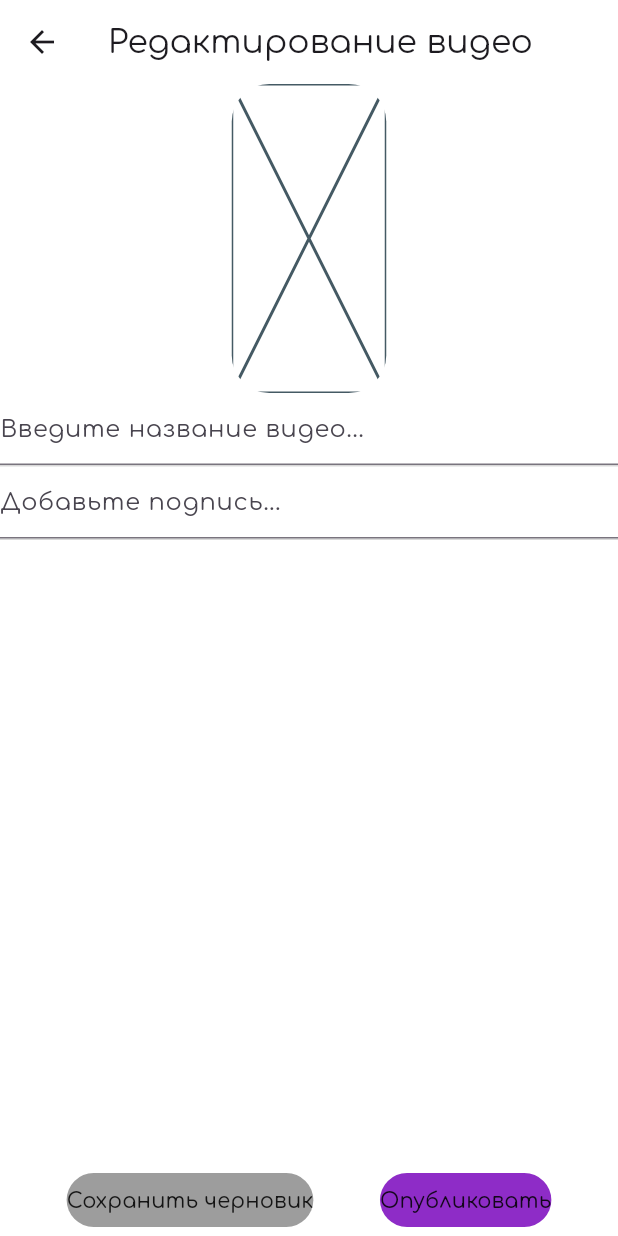
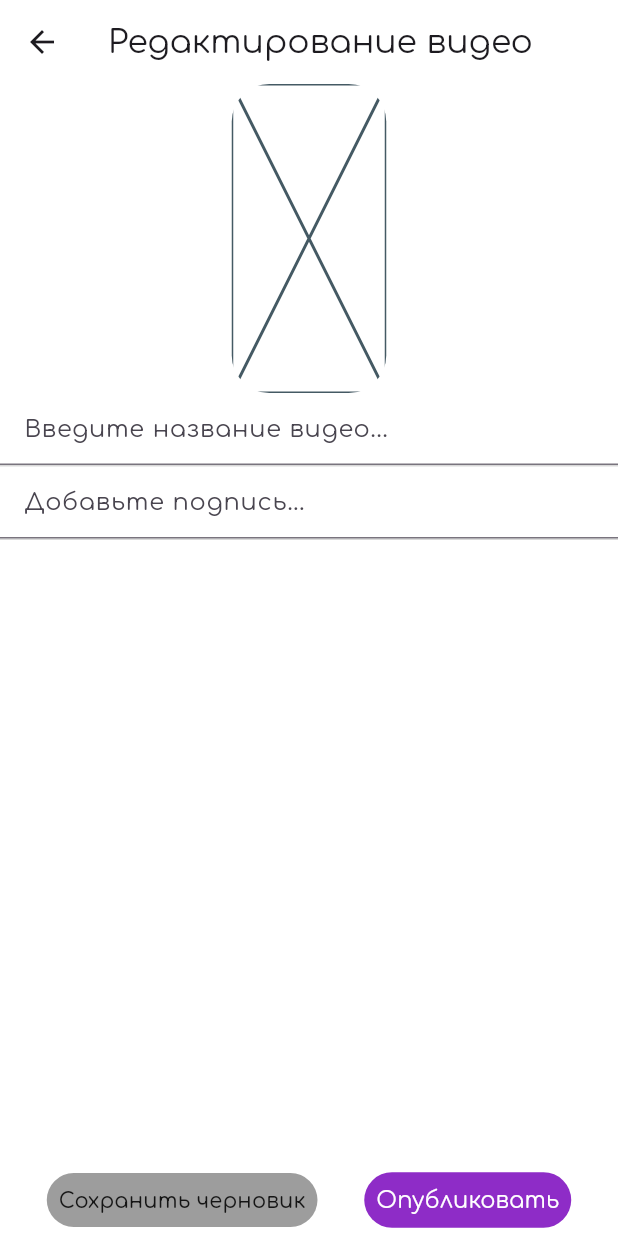
Before and after one commit to G3nD4/studies-mobile, a Flutter app: the RedactVideoScreen screen opened directly with empty values, on a phone screen of 412 x 824 dp. Run offline on Flutter 3.47's test engine with Material 3 defaults, Android fonts, the phone set to English and light mode, and no system bars; our stand-ins replace bloc, cached_network_image, device_info_plus, dio, easy_debounce, flutter_bloc and 4 more; accounts and stored records are empty; network calls fail.

```diff
--- a/lib/ui/redact_media/redact_video/redact_video_screen.dart
+++ b/lib/ui/redact_media/redact_video/redact_video_screen.dart
@@ -22,7 +22,9 @@ class _RedactVideoScreenState extends State<RedactVideoScreen> {
   String get saveButtonText =>
       widget.type == EditType.edit ? 'Сохранить' : 'Опубликовать';
 
-  String get appBarTitle => widget.type == EditType.edit ? 'Новое видео (предпросмотр)' : 'Редактирование видео';
+  String get appBarTitle => widget.type == EditType.edit
+      ? 'Новое видео (предпросмотр)'
+      : 'Редактирование видео';
 
   @override
   Widget build(BuildContext context) {
@@ -53,7 +55,9 @@ class _RedactVideoScreenState extends State<RedactVideoScreen> {
                     widget.editMediaData.title = value;
                   },
                   decoration: const InputDecoration(
-                      hintText: 'Введите название видео...'),
+                    hintText: 'Введите название видео...',
+                    contentPadding: EdgeInsets.symmetric(horizontal: 16.0),
+                  ),
                 ),
               ),
               AppInputDecorations.underline(
@@ -61,8 +65,10 @@ class _RedactVideoScreenState extends State<RedactVideoScreen> {
                   onChanged: (value) {
                     widget.editMediaData.description = value;
                   },
-                  decoration:
-                      const InputDecoration(hintText: 'Добавьте подпись...'),
+                  decoration: const InputDecoration(
+                    hintText: 'Добавьте подпись...',
+                    contentPadding: EdgeInsets.symmetric(horizontal: 16.0),
+                  ),
                 ),
               ),
             ],
@@ -74,14 +80,24 @@ class _RedactVideoScreenState extends State<RedactVideoScreen> {
               AppButtons.defaultButton(
                 onPressed: () {},
                 color: AppColors.lightGrey,
-                child: const Text('Сохранить черновик'),
+                child: const Padding(
+                  padding: EdgeInsets.all(8.0),
+                  child: Text('Сохранить черновик'),
+                ),
               ),
               AppButtons.defaultButton(
                 onPressed: () {
                   Navigator.of(context).pop();
                 },
                 color: AppColors.purple,
-                child: Text(saveButtonText),
+                child: Padding(
+                  padding: const EdgeInsets.all(8.0),
+                  child: Text(
+                    saveButtonText,
+                    style: context.text.labelStyle
+                        .copyWith(color: AppColors.white),
+                  ),
+                ),
               )
             ],
           ),
```
Also changed, not shown: lib/main.dart (+27 -17 lines).
